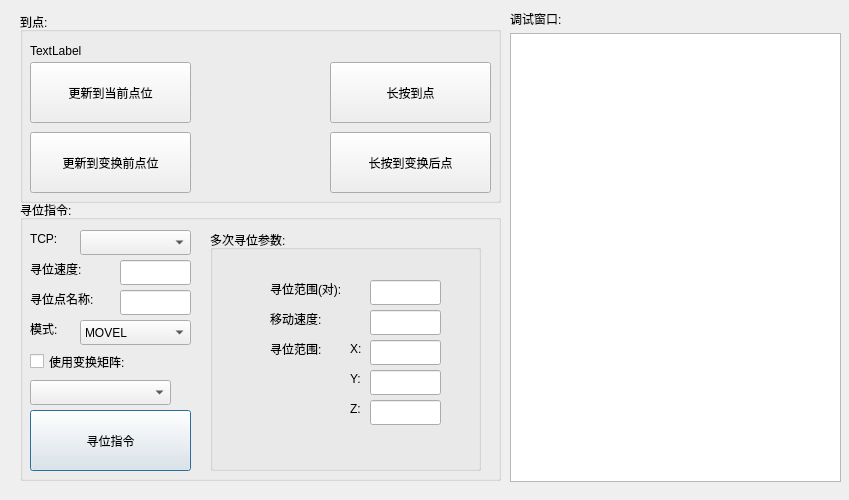
The window that keysearchdlg.ui (qubo188612/qtwelding) describes before a commit, drawn with Qt 5.
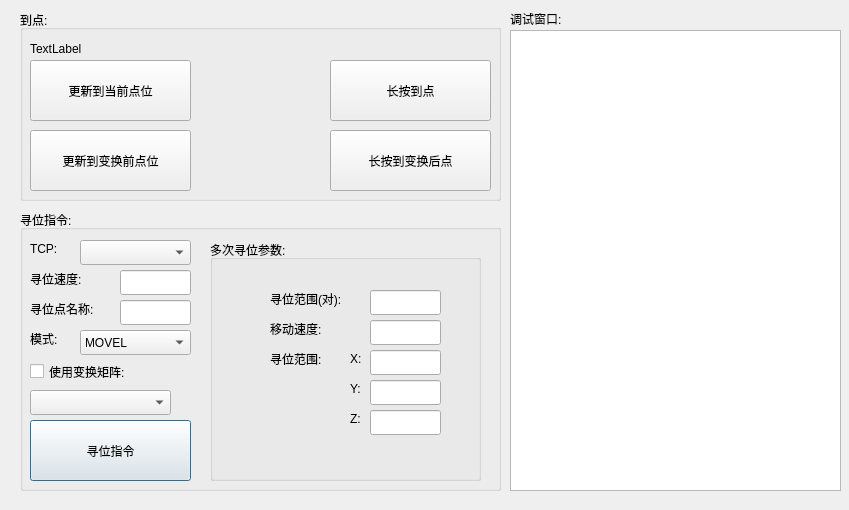
The same window after the commit.

```diff
--- a/keysearchdlg.ui
+++ b/keysearchdlg.ui
@@ -7,7 +7,7 @@
     <x>0</x>
     <y>0</y>
     <width>849</width>
-    <height>500</height>
+    <height>510</height>
    </rect>
   </property>
   <property name="windowTitle">
@@ -17,9 +17,9 @@
    <property name="geometry">
     <rect>
      <x>510</x>
-     <y>33</y>
+     <y>30</y>
      <width>331</width>
-     <height>449</height>
+     <height>461</height>
     </rect>
    </property>
   </widget>
@@ -27,7 +27,7 @@
    <property name="geometry">
     <rect>
      <x>20</x>
-     <y>200</y>
+     <y>210</y>
      <width>481</width>
      <height>281</height>
     </rect>
@@ -337,7 +337,7 @@
    <property name="geometry">
     <rect>
      <x>20</x>
-     <y>12</y>
+     <y>10</y>
      <width>481</width>
      <height>191</height>
     </rect>
```
